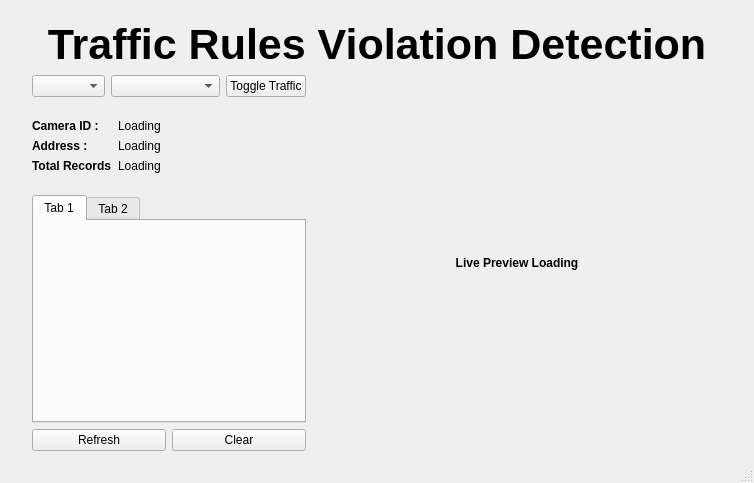
Above: UI/MainWindow.ui from 454647/Traffic-Rules-Violation-Detection-System before the change. Below: the same form after it.
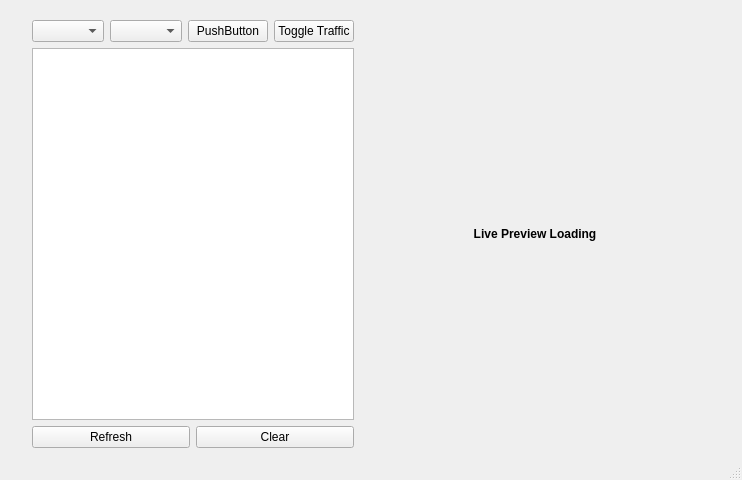
That is the form after the change.

```diff
--- a/UI/MainWindow.ui
+++ b/UI/MainWindow.ui
@@ -6,8 +6,8 @@
    <rect>
     <x>0</x>
     <y>0</y>
-    <width>754</width>
-    <height>483</height>
+    <width>742</width>
+    <height>480</height>
    </rect>
   </property>
   <property name="contextMenuPolicy">
@@ -30,30 +30,12 @@
     <property name="bottomMargin">
      <number>10</number>
     </property>
-    <item>
-     <widget class="QLabel" name="label">
-      <property name="font">
-       <font>
-        <pointsize>32</pointsize>
-        <weight>75</weight>
-        <bold>true</bold>
-        <underline>false</underline>
-       </font>
-      </property>
-      <property name="text">
-       <string>Traffic Rules Violation Detection</string>
-      </property>
-      <property name="alignment">
-       <set>Qt::AlignCenter</set>
-      </property>
-     </widget>
-    </item>
     <item>
      <layout class="QHBoxLayout" name="horizontalLayout_3" stretch="2,3">
       <item>
        <layout class="QVBoxLayout" name="verticalLayout">
         <item>
-         <layout class="QHBoxLayout" name="horizontalLayout_2" stretch="2,3,1">
+         <layout class="QHBoxLayout" name="horizontalLayout_2" stretch="2,3,0,1">
           <item>
            <widget class="QComboBox" name="camera_group"/>
           </item>
@@ -76,6 +58,13 @@
             </property>
            </widget>
           </item>
+          <item>
+           <widget class="QPushButton" name="show_parking">
+            <property name="text">
+             <string>PushButton</string>
+            </property>
+           </widget>
+          </item>
           <item>
            <widget class="QPushButton" name="toggle_traffic">
             <property name="text">
@@ -86,112 +75,7 @@
          </layout>
         </item>
         <item>
-         <layout class="QFormLayout" name="formLayout">
-          <property name="topMargin">
-           <number>16</number>
-          </property>
-          <property name="bottomMargin">
-           <number>16</number>
-          </property>
-          <item row="0" column="0">
-           <widget class="QLabel" name="cam_id_label">
-            <property name="font">
-             <font>
-              <weight>75</weight>
-              <bold>true</bold>
-             </font>
-            </property>
-            <property name="text">
-             <string>Camera ID : </string>
-            </property>
-           </widget>
-          </item>
-          <item row="0" column="1">
-           <widget class="QLabel" name="cam_id">
-            <property name="text">
-             <string>Loading</string>
-            </property>
-           </widget>
-          </item>
-          <item row="1" column="0">
-           <widget class="QLabel" name="address_label">
-            <property name="font">
-             <font>
-              <weight>75</weight>
-              <bold>true</bold>
-             </font>
-            </property>
-            <property name="text">
-             <string>Address : </string>
-            </property>
-           </widget>
-          </item>
-          <item row="1" column="1">
-           <widget class="QLabel" name="address">
-            <property name="text">
-             <string>Loading</string>
-            </property>
-           </widget>
-          </item>
-          <item row="2" column="0">
-           <widget class="QLabel" name="total_records_label">
-            <property name="font">
-             <font>
-              <weight>75</weight>
-              <bold>true</bold>
-             </font>
-            </property>
-            <property name="text">
-             <string>Total Records</string>
-            </property>
-           </widget>
-          </item>
-          <item row="2" column="1">
-           <widget class="QLabel" name="total_records">
-            <property name="text">
-             <string>Loading</string>
-            </property>
-           </widget>
-          </item>
-         </layout>
-        </item>
-        <item>
-         <widget class="QTabWidget" name="log_tabwidget">
-          <property name="minimumSize">
-           <size>
-            <width>0</width>
-            <height>200</height>
-           </size>
-          </property>
-          <property name="tabShape">
-           <enum>QTabWidget::Rounded</enum>
-          </property>
-          <property name="currentIndex">
-           <number>0</number>
-          </property>
-          <property name="documentMode">
-           <bool>false</bool>
-          </property>
-          <property name="movable">
-           <bool>true</bool>
-          </property>
-          <property name="tabBarAutoHide" stdset="0">
-           <bool>true</bool>
-          </property>
-          <widget class="QWidget" name="tab_1">
-           <property name="accessibleName">
-            <string/>
-           </property>
-           <attribute name="title">
-            <string>Tab 1</string>
-           </attribute>
-          </widget>
-          <widget class="QWidget" name="tab_2">
-           <attribute name="title">
-            <string>Tab 2</string>
-           </attribute>
-          </widget>
-         </widget>
+         <widget class="QListWidget" name="listWidget"/>
         </item>
         <item>
          <layout class="QHBoxLayout" name="horizontalLayout">
```
Left out of the diff: 2 changed lines with no effect on the pictures.
